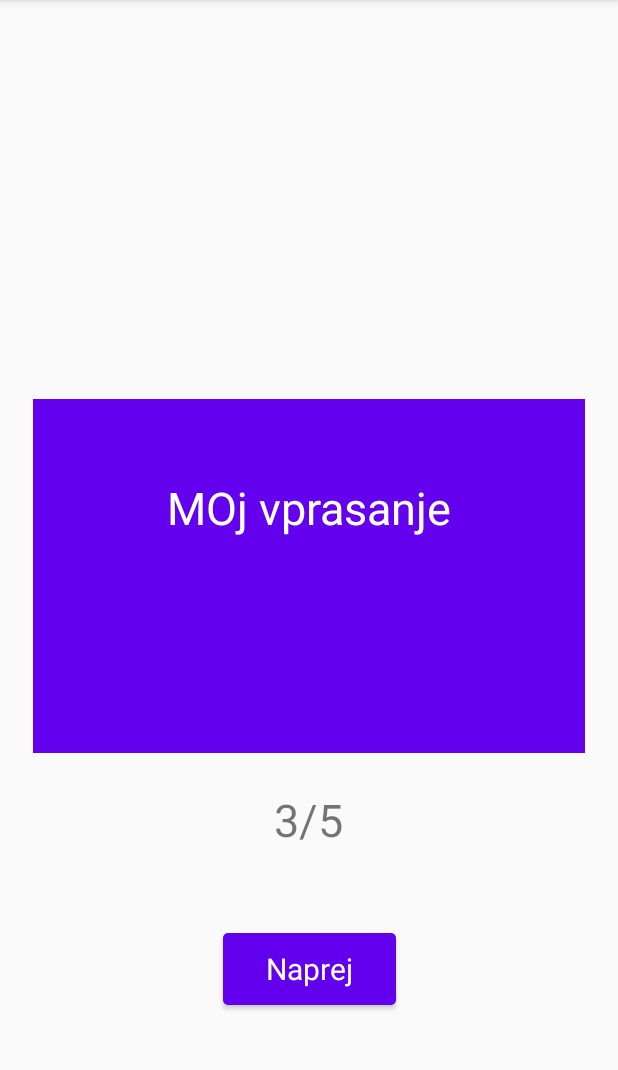
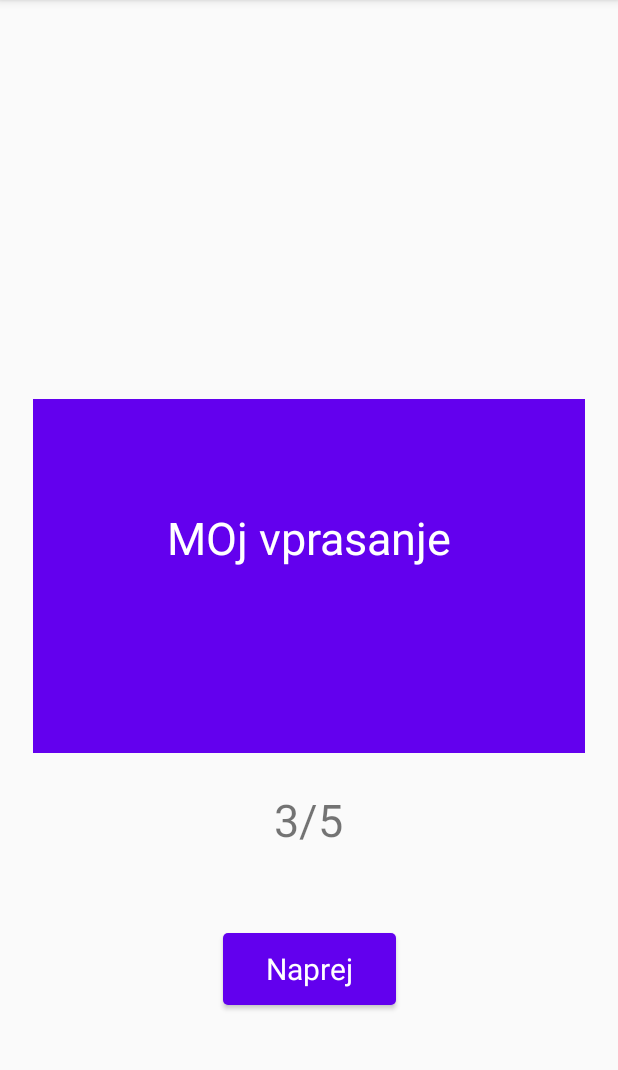
Before and after one commit to codeGal07/kvizko-app, an Android app: the IzbranKvizActivity screen opened directly, with no data from a screen before it, on a phone screen of 412 x 824 dp, the part 84-1154 px from its top. Run offline under Robolectric (Android 15) with nearby library versions, the phone set to English and light mode, and no system bars; our stand-ins replace Firebase (no records; nobody signed in at launch, a user with empty details on screens opened directly); plain views replace EasyFlipView.

Commit message:
Poravnava vprasanja in odgovora na karticah

```diff
--- a/app/src/main/res/layout/activity_izbran_kviz.xml
+++ b/app/src/main/res/layout/activity_izbran_kviz.xml
@@ -77,7 +77,7 @@
           app:layout_constraintEnd_toEndOf="parent"
           app:layout_constraintStart_toStartOf="parent"
           app:layout_constraintTop_toTopOf="parent"
-          app:layout_constraintVertical_bias="0.844" />
+          app:layout_constraintVertical_bias="0.704" />
 
 
     </androidx.constraintlayout.widget.ConstraintLayout>
@@ -104,7 +104,7 @@
           app:layout_constraintEnd_toEndOf="parent"
           app:layout_constraintStart_toStartOf="parent"
           app:layout_constraintTop_toTopOf="parent"
-          app:layout_constraintVertical_bias="0.504" />
+          app:layout_constraintVertical_bias="0.704" />
 
 
     </androidx.constraintlayout.widget.ConstraintLayout>
```
